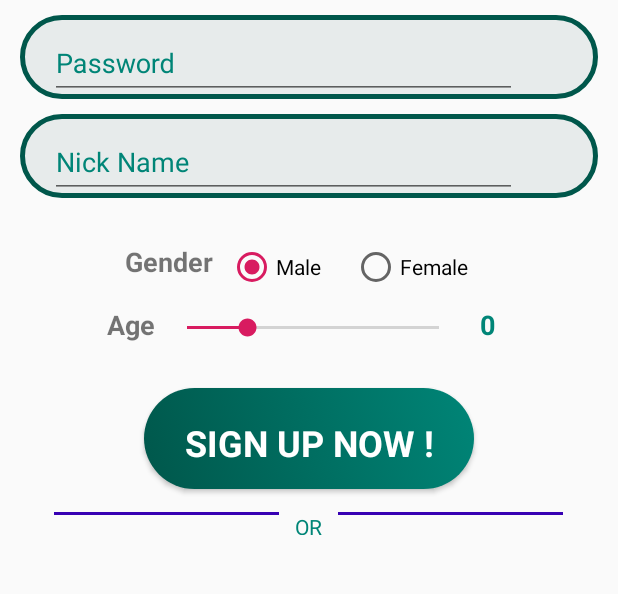
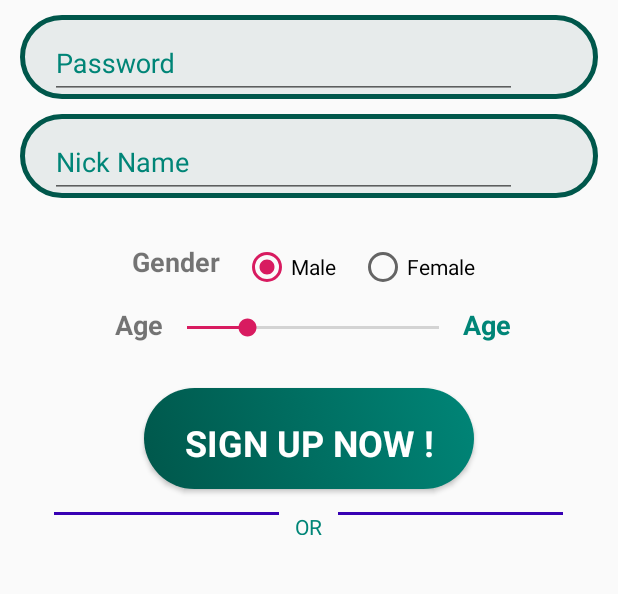
Before and after one commit to inbal0012/CookOMatic3, an Android app: the SignUpActivity screen opened directly, with no data from a screen before it, on a phone screen of 412 x 824 dp, the part 530-1124 px from its top. Run offline under Robolectric (Android 15) with nearby library versions, the phone set to English and light mode, and no system bars; our stand-ins replace Firebase (no records; nobody signed in at launch, a user with empty details on screens opened directly); plain views replace LoginButton.

Commit message:
Internationalization DONE

```diff
--- a/app/src/main/AndroidManifest.xml
+++ b/app/src/main/AndroidManifest.xml
@@ -16,7 +16,8 @@
         android:supportsRtl="true"
         android:theme="@style/AppTheme">
         <activity android:name=".SignUpActivity"></activity>
-        <activity android:name=".ResetPassword" />
+        <activity android:name=".ResetPassword"
+            android:theme="@style/AppTheme.NoActionBar" />
         <activity android:name=".SigninActivity" />
         <activity
             android:name=".PetPageActivity"
--- a/app/src/main/java/com/example/adopy/UI_utilities/Adapters/PetAdapter2.java
+++ b/app/src/main/java/com/example/adopy/UI_utilities/Adapters/PetAdapter2.java
@@ -122,7 +122,7 @@ public class PetAdapter2 extends RecyclerView.Adapter<PetAdapter2.ViewHolder> {
 
         holder.petName.setText(petModel.getName());
        // holder.petImage.setImageURI(Uri.parse(petModel.getBitmapUri()));
-        holder.petAge.setText(petModel.getAge().toString());
+        holder.petAge.setText(String.format(petModel.getAge().toString()));
         holder.petDist.setText(dist);
     }
 
--- a/app/src/main/res/layout/activity_filter.xml
+++ b/app/src/main/res/layout/activity_filter.xml
@@ -58,7 +58,7 @@
                 android:layout_width="0dp"
                 android:layout_weight="1"
                 android:layout_height="wrap_content"
-                android:text="save"/>
+                android:text="@string/save"/>
 
             <Button
                 android:id="@+id/cancelBtn"
@@ -66,7 +66,7 @@
                 android:layout_weight="1"
                 android:layout_height="wrap_content"
                 android:layout_marginStart="20dp"
-                android:text="cancel"/>
+                android:text="@string/cancel"/>
         </LinearLayout>
 
     </RelativeLayout>
--- a/app/src/main/res/layout/activity_search.xml
+++ b/app/src/main/res/layout/activity_search.xml
@@ -22,8 +22,6 @@
         android:layout_alignParentEnd="true"
         android:layout_marginEnd="30dp"
         android:layout_marginBottom="30dp"
-        app:layout_anchorGravity="bottom|right|end"
-        android:layout_alignParentRight="true"
-        android:layout_marginRight="30dp" />
+        app:layout_anchorGravity="bottom|right|end" />
 
 </RelativeLayout>
--- a/app/src/main/res/layout/activity_sign_up.xml
+++ b/app/src/main/res/layout/activity_sign_up.xml
@@ -22,7 +22,7 @@
             android:layout_width="386dp"
             android:layout_height="228dp"
             android:layout_marginTop="10dp"
-            android:contentDescription="TODO"
+            android:contentDescription="@string/logo_IV_contentDescription"
             android:src="@drawable/adopy_logo" />
 
 
@@ -45,8 +45,7 @@
                 android:textColorHint="@color/colorPrimary"
                 android:textColor="@color/colorPrimary"
                 android:maxLines="1"
-                android:singleLine="true"
-                android:layout_marginLeft="20dp" />
+                android:singleLine="true" />
 
         </com.google.android.material.textfield.TextInputLayout>
 
@@ -74,7 +73,7 @@
                 android:inputType="textPassword"
                 android:maxLines="1"
                 android:singleLine="true"
-                android:layout_marginLeft="20dp" />
+                android:layout_marginEnd="20dp" />
 
         </com.google.android.material.textfield.TextInputLayout>
 
@@ -96,7 +95,6 @@
                 android:layout_width="311dp"
                 android:layout_height="wrap_content"
                 android:layout_marginStart="20dp"
-                android:layout_marginLeft="20dp"
                 android:hint="@string/nick_name"
                 android:inputType="text"
                 android:maxLines="1"
@@ -122,7 +120,7 @@
                 android:text="@string/gender"
                 android:textSize="18sp"
                 android:textStyle="bold"
-                android:layout_marginRight="10dp" />
+                android:layout_marginStart="10dp" />
 
             <RadioGroup
                 android:id="@+id/radio_group"
@@ -134,7 +132,7 @@
                     android:id="@+id/radio_male"
                     android:layout_width="77dp"
                     android:layout_height="match_parent"
-                    android:layout_marginRight="5dp"
+                    android:layout_marginStart="5dp"
                     android:checked="true"
                     android:text="@string/male" />
 
@@ -157,7 +155,7 @@
             <TextView
                 android:layout_width="wrap_content"
                 android:layout_height="wrap_content"
-                android:layout_marginRight="5dp"
+                android:layout_marginStart="5dp"
                 android:text="@string/age"
                 android:textSize="18sp"
                 android:textStyle="bold" />
@@ -174,7 +172,7 @@
                 android:id="@+id/progressAge"
                 android:layout_width="32dp"
                 android:layout_height="wrap_content"
-                android:text="0"
+                android:text="@string/age"
                 android:textSize="18sp"
                 android:textStyle="bold" />
 
--- a/app/src/main/res/layout/activity_signin.xml
+++ b/app/src/main/res/layout/activity_signin.xml
@@ -22,7 +22,7 @@
             android:layout_width="430dp"
             android:layout_height="266dp"
             android:layout_marginTop="30dp"
-            android:contentDescription="TODO"
+            android:contentDescription="@string/logo_IV_contentDescription"
             android:src="@drawable/adopy_logo" />
 
         <com.google.android.material.textfield.TextInputLayout
--- a/app/src/main/res/layout/content_filter.xml
+++ b/app/src/main/res/layout/content_filter.xml
@@ -18,7 +18,7 @@
             android:layout_width="wrap_content"
             android:layout_height="wrap_content"
             android:layout_marginTop="10dp"
-            android:text="Types:" />
+            android:text="@string/types" />
 
         <RelativeLayout
             android:layout_width="match_parent"
@@ -57,7 +57,7 @@
             android:layout_below="@id/ageSeekBar"
             android:layout_centerHorizontal="true"
             android:layout_marginTop="10dp"
-            android:text="Age:" />
+            android:text="@string/age" />
 
         <com.jaygoo.widget.RangeSeekBar
             android:id="@+id/distanceSeekBar"
@@ -83,7 +83,7 @@
             android:layout_below="@id/distanceSeekBar"
             android:layout_centerHorizontal="true"
             android:layout_marginTop="10dp"
-            android:text="Distance in km:" />
+            android:text="@string/distance_in_km" />
 
         <org.honorato.multistatetogglebutton.MultiStateToggleButton
             android:id="@+id/sex_mstb"
```
Also changed, not shown: app/src/main/res/layout/activity_main.xml (+7 -5 lines), app/src/main/res/layout/activity_reset_password.xml (+6 -4 lines), app/src/main/res/layout/card_pet.xml (+3 -4 lines), app/src/main/res/layout/content_pet_page.xml (+19 -20 lines), app/src/main/res/layout/layout_add_pet.xml (+5 -6 lines), app/src/main/res/values/strings.xml (+15 -1 lines).
